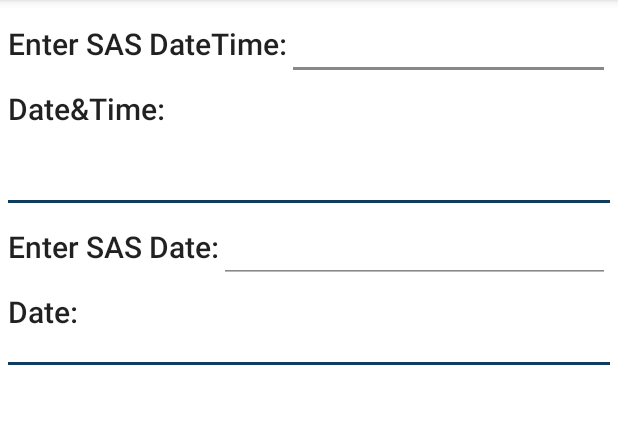
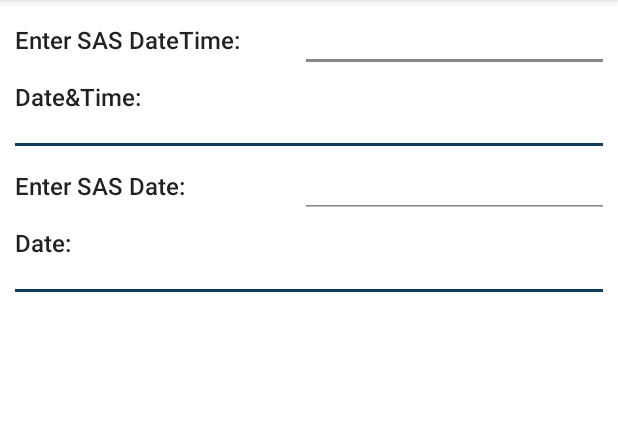
Before and after one commit to Virtblch/CalcDateSAS, an Android app: the SAStoTime screen opened directly, with no data from a screen before it, on a phone screen of 412 x 824 dp, the part 84-508 px from its top. Run offline under Robolectric (Android 15) with nearby library versions, the phone set to English and light mode, and no system bars.

Commit message:
Text smaller...

```diff
--- a/app/src/main/res/layout-land/activity_time_to_sas.xml
+++ b/app/src/main/res/layout-land/activity_time_to_sas.xml
@@ -99,7 +99,7 @@
                 android:layout_marginBottom="5dp"
                 android:text="@string/sas_date"
                 android:textAppearance="@style/TextAppearance.AppCompat.Body2"
-                android:textSize="20sp" />
+                android:textSize="16sp" />
 
             <TextView
 
@@ -108,7 +108,7 @@
                 android:layout_height="wrap_content"
                 android:layout_marginBottom="25dp"
                 android:textAppearance="@style/TextAppearance.AppCompat.Body1"
-                android:textSize="20sp" />
+                android:textSize="16sp" />
 
 
             <TextView
@@ -116,7 +116,7 @@
                 android:layout_height="wrap_content"
                 android:text="@string/sas_datetime"
                 android:textAppearance="@style/TextAppearance.AppCompat.Body2"
-                android:textSize="20sp" />
+                android:textSize="16sp" />
 
             <TextView
                 android:id="@+id/tv1"
@@ -124,7 +124,7 @@
                 android:layout_height="wrap_content"
                 android:layout_marginTop="5dp"
                 android:textAppearance="@style/TextAppearance.AppCompat.Body1"
-                android:textSize="20sp" />
+                android:textSize="16sp" />
 
         </LinearLayout>
 
--- a/app/src/main/res/layout/activity_sasto_time.xml
+++ b/app/src/main/res/layout/activity_sasto_time.xml
@@ -10,170 +10,183 @@
         android:id="@+id/lllabelCalcDT"
         android:layout_width="match_parent"
         android:layout_height="wrap_content"
-        android:layout_margin="5dp"
+        android:layout_marginTop="5dp"
+        android:layout_marginBottom="5dp"
+        android:layout_marginStart="10dp"
+        android:layout_marginEnd="10dp"
         android:orientation="horizontal"
-        app:layout_constraintTop_toBottomOf="@+id/llEnterDT"
-        >
+        app:layout_constraintStart_toStartOf="parent"
+        app:layout_constraintTop_toBottomOf="@+id/llEnterDT">
+
         <TextView
             android:id="@+id/lbl"
             android:layout_width="wrap_content"
             android:layout_height="wrap_content"
-            android:textSize="20sp"
             android:text="@string/date_time"
             android:textAppearance="@style/TextAppearance.AppCompat.Body2"
-            />
-    </LinearLayout>
+            android:textSize="16sp" />
 
-    <LinearLayout
-        android:id="@+id/llCalcDT"
-        android:layout_width="wrap_content"
-        android:layout_height="wrap_content"
-        android:layout_marginEnd="5dp"
-        android:layout_marginTop="0dp"
-        android:layout_marginBottom="5dp"
-        android:orientation="horizontal"
-        app:layout_constraintEnd_toEndOf="parent"
-        app:layout_constraintTop_toBottomOf="@+id/lllabelCalcDT"
-        >
         <TextView
             android:id="@+id/tv1"
+            android:layout_width="0dp"
+            android:layout_height="wrap_content"
+            android:layout_gravity="end"
+            android:layout_weight="1"
+            android:gravity="end"
             android:textAllCaps="true"
-            android:layout_width="match_parent"
-            android:layout_height="wrap_content"
             android:textAppearance="@style/TextAppearance.AppCompat.Body1"
-            android:textSize="20sp" />
+            android:textSize="16sp" />
     </LinearLayout>
-
-
 
 
     <LinearLayout
         android:id="@+id/llEnterDT"
-        android:layout_width="match_parent"
+        android:layout_width="0dp"
         android:layout_height="wrap_content"
-        android:layout_margin="5dp"
+        android:layout_marginTop="5dp"
+        android:layout_marginStart="10dp"
+        android:layout_marginEnd="6dp"
+        android:layout_marginBottom="5dp"
         android:orientation="horizontal"
+        app:layout_constraintEnd_toEndOf="parent"
+        app:layout_constraintStart_toStartOf="parent"
         app:layout_constraintTop_toTopOf="parent">
 
         <TextView
             android:layout_width="wrap_content"
             android:layout_height="wrap_content"
+            android:minWidth="190dp"
             android:text="@string/enter_sas_datetime"
             android:textAppearance="@style/TextAppearance.AppCompat.Body2"
-
-            android:textSize="20sp" />
+            android:textSize="16sp" />
 
         <EditText
             android:id="@+id/edt1"
             android:layout_width="match_parent"
             android:layout_height="wrap_content"
+            android:autofillHints="0"
+            android:backgroundTint="#888888"
+            android:gravity="end"
             android:inputType="numberSigned"
             android:maxLength="12"
-            android:textSize="20sp"
-            android:backgroundTint="#888888"
-            android:gravity="end"
+            android:textSize="16sp"
             app:layout_constraintTop_toTopOf="parent"
-            android:autofillHints=""
             tools:ignore="LabelFor" />
 
     </LinearLayout>
 
     <LinearLayout
         android:id="@+id/llCalcD"
-        android:layout_width="match_parent"
+        android:layout_width="0dp"
         android:layout_height="wrap_content"
-        android:layout_margin="5dp"
+        android:layout_marginTop="5dp"
+        android:layout_marginBottom="5dp"
+        android:layout_marginStart="10dp"
+        android:layout_marginEnd="10dp"
         android:orientation="horizontal"
-        app:layout_constraintTop_toBottomOf="@+id/llEnterD"
-        >
+        app:layout_constraintEnd_toEndOf="parent"
+        app:layout_constraintStart_toStartOf="parent"
+        app:layout_constraintTop_toBottomOf="@+id/llEnterD">
+
         <TextView
             android:id="@+id/lblD"
             android:layout_width="wrap_content"
             android:layout_height="wrap_content"
-            android:textSize="20sp"
+            android:layout_weight="1"
             android:text="@string/date"
-            android:layout_weight="1"
             android:textAppearance="@style/TextAppearance.AppCompat.Body2"
-            />
+            android:textSize="16sp" />
 
         <TextView
             android:id="@+id/tvD"
-            android:textAllCaps="true"
             android:layout_width="wrap_content"
             android:layout_height="wrap_content"
             android:layout_gravity="end"
             android:layout_weight="1"
             android:gravity="end"
-            android:textSize="20sp"
+            android:textAllCaps="true"
             android:textAppearance="@style/TextAppearance.AppCompat.Body1"
-            />
+            android:textSize="16sp" />
 
     </LinearLayout>
 
     <androidx.appcompat.widget.LinearLayoutCompat
         android:id="@+id/sep"
-    android:layout_width="match_parent"
+        android:layout_width="0dp"
         android:layout_height="wrap_content"
+        android:layout_marginBottom="5dp"
+        android:layout_marginStart="10dp"
         android:layout_marginTop="20dp"
-    android:layout_marginStart="5dp"
-    android:layout_marginEnd="5dp"
-    app:layout_constraintTop_toBottomOf="@+id/llCalcDT">
+        android:layout_marginEnd="10dp"
+        app:layout_constraintEnd_toEndOf="parent"
+        app:layout_constraintStart_toStartOf="parent"
+        app:layout_constraintTop_toBottomOf="@+id/lllabelCalcDT">
 
-    <View android:id="@+id/separator"
-        android:background="#103C5E"
-        android:layout_width = "fill_parent"
+        <View
+            android:id="@+id/separator"
+            android:layout_width="fill_parent"
             android:layout_height="2dp"
-        android:layout_centerVertical ="true"
-        android:layout_alignParentTop="true"/>
+            android:layout_alignParentTop="true"
+            android:layout_centerVertical="true"
+            android:background="#103C5E" />
 
     </androidx.appcompat.widget.LinearLayoutCompat>
 
     <LinearLayout
         android:id="@+id/llEnterD"
-        android:layout_width="match_parent"
+        android:layout_width="0dp"
         android:layout_height="wrap_content"
-        android:layout_margin="5dp"
+        android:layout_marginTop="5dp"
+        android:layout_marginStart="10dp"
+        android:layout_marginEnd="6dp"
+        android:layout_marginBottom="5dp"
         android:orientation="horizontal"
+        app:layout_constraintEnd_toEndOf="parent"
+        app:layout_constraintStart_toStartOf="parent"
         app:layout_constraintTop_toBottomOf="@+id/sep">
 
         <TextView
             android:layout_width="wrap_content"
             android:layout_height="wrap_content"
-            android:textSize="20sp"
+            android:minWidth="190dp"
             android:text="@string/enter_sas_date"
             android:textAppearance="@style/TextAppearance.AppCompat.Body2"
-            />
+            android:textSize="16sp" />
 
         <EditText
             android:id="@+id/edtD"
             android:layout_width="match_parent"
             android:layout_height="wrap_content"
-            app:layout_constraintTop_toTopOf="parent"
+            android:autofillHints="0"
+            android:backgroundTint="#888888"
+            android:gravity="end"
             android:inputType="numberSigned"
             android:maxLength="7"
-            android:textSize="20sp"
-            android:backgroundTint="#888888"
-            android:autofillHints=""
-            android:gravity="end"
+            android:textSize="16sp"
+            app:layout_constraintTop_toTopOf="parent"
             tools:ignore="LabelFor" />
 
     </LinearLayout>
 
     <androidx.appcompat.widget.LinearLayoutCompat
         android:id="@+id/sep2"
-        android:layout_width="match_parent"
+        android:layout_width="0dp"
         android:layout_height="wrap_content"
+        android:layout_marginBottom="5dp"
+        android:layout_marginStart="10dp"
         android:layout_marginTop="20dp"
-        android:layout_marginStart="5dp"
-        android:layout_marginEnd="5dp"
+        android:layout_marginEnd="10dp"
+        app:layout_constraintEnd_toEndOf="parent"
+        app:layout_constraintStart_toStartOf="parent"
         app:layout_constraintTop_toBottomOf="@+id/llCalcD">
 
-        <View android:id="@+id/separator2"
-            android:background="#103C5E"
-            android:layout_width = "fill_parent"
+        <View
+            android:id="@+id/separator2"
+            android:layout_width="fill_parent"
             android:layout_height="2dp"
-            android:layout_centerVertical ="true"
-            android:layout_alignParentTop="true"/>
+            android:layout_alignParentTop="true"
+            android:layout_centerVertical="true"
+            android:background="#103C5E" />
 
     </androidx.appcompat.widget.LinearLayoutCompat>
 
--- a/app/src/main/res/layout/activity_time_to_sas.xml
+++ b/app/src/main/res/layout/activity_time_to_sas.xml
@@ -33,7 +33,7 @@
             android:layout_weight="1"
             android:text="@string/sas_date"
             android:textAppearance="@style/TextAppearance.AppCompat.Body2"
-            android:textSize="20sp" />
+            android:textSize="16sp" />
 
         <TextView
             android:id="@+id/tvdt1"
@@ -43,7 +43,7 @@
             android:layout_weight="1"
             android:gravity="end"
             android:textAppearance="@style/TextAppearance.AppCompat.Body1"
-            android:textSize="20sp" />
+            android:textSize="16sp" />
 
     </LinearLayout>
 
@@ -137,7 +137,7 @@
             android:layout_weight="1"
             android:text="@string/sas_datetime"
             android:textAppearance="@style/TextAppearance.AppCompat.Body2"
-            android:textSize="20sp" />
+            android:textSize="16sp" />
 
         <TextView
             android:id="@+id/tv1"
@@ -147,7 +147,7 @@
             android:layout_weight="1"
             android:gravity="end"
             android:textAppearance="@style/TextAppearance.AppCompat.Body1"
-            android:textSize="20sp" />
+            android:textSize="16sp" />
 
     </LinearLayout>
 
--- a/app/src/main/res/values/themes.xml
+++ b/app/src/main/res/values/themes.xml
@@ -15,10 +15,10 @@
     </style>
     <style name="mButtonStyle" parent="@style/Widget.MaterialComponents.Button">
         <item name="android:layout_width">match_parent</item>
-        <item name="android:layout_height">80dp</item>
+        <item name="android:layout_height">70dp</item>
         <item name="android:backgroundTint">#103C5E</item>
         <item name="android:textColor">#FFFFFF</item>
-        <item name="android:textSize">18sp</item>
+        <item name="android:textSize">16sp</item>
         <item name="cornerRadius">5dp</item>
         <item name="strokeColor">#959494</item>
         <item name="strokeWidth">1dp</item>
@@ -28,7 +28,7 @@
         <item name="android:layout_height">70dp</item>
         <item name="android:backgroundTint">#103C5E</item>
         <item name="android:textColor">#FFFFFF</item>
-        <item name="android:textSize">20sp</item>
+        <item name="android:textSize">16sp</item>
         <item name="cornerRadius">0dp</item>
         <item name="strokeColor">#959494</item>
         <item name="strokeWidth">2dp</item>
```
Also changed, not shown: 2 other files. Lines whose indentation alone changed are shown as unchanged.
